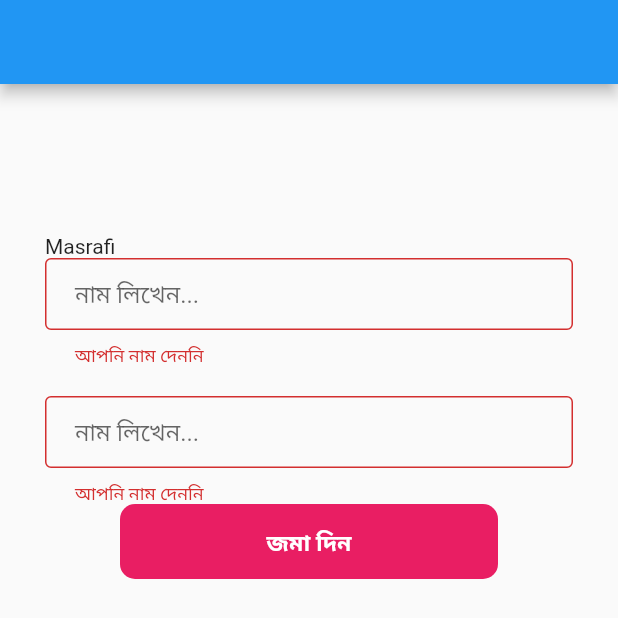
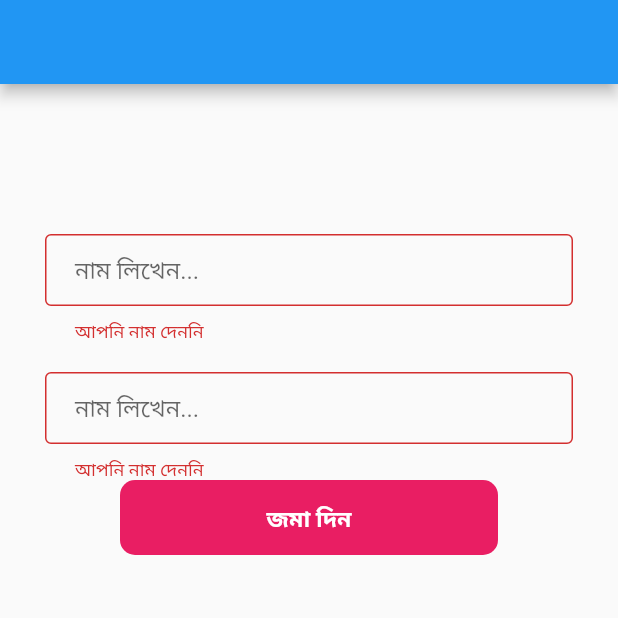
Before and after one commit to Masrafi/Login-Sharedpreferences-, a Flutter app: the screen it shows after launch, on a phone screen of 412 x 824 dp. Shown: the top 618 px of the screen. Run offline on Flutter 3.47's test engine with Material 2 defaults, Android fonts, the phone set to English and light mode, and no system bars; our stand-ins replace shared_preferences.

Commit message:
remove updare

```diff
--- a/lib/main.dart
+++ b/lib/main.dart
@@ -42,7 +42,6 @@ class _MyHomePageState extends State<MyHomePage> {
           key: _formKey,
           child: ListView(
             children: [
-              Text("Masrafi"),
               TextFormField(
                 // enabled: false,
                 //obscureText: true,
```
